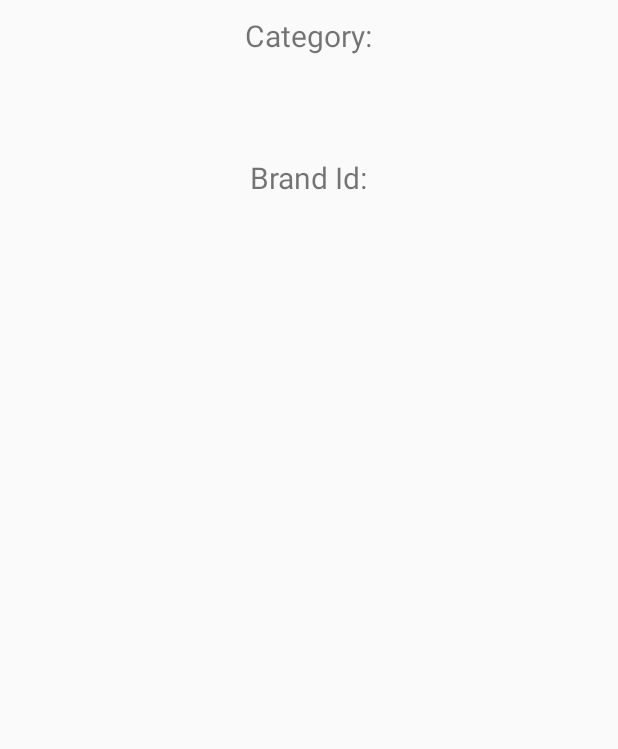
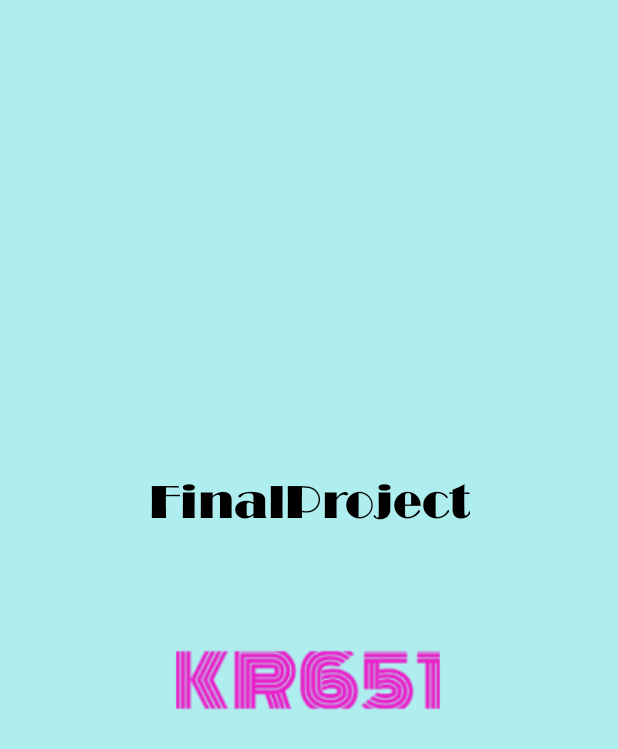
Before and after one commit to kmart42/AppFinal, an Android app: the ReceiveNotification screen opened directly, with no data from a screen before it, on a phone screen of 412 x 824 dp. Shown: the top 749 px of the screen. Run offline under Robolectric (Android 15) with nearby library versions, the phone set to English and light mode, and no system bars; our stand-ins replace Firebase (no records; nobody signed in at launch, a user with empty details on screens opened directly).

Commit message:
Rudimentary notifications

```diff
--- a/FinalProject/app/src/main/java/com/example/finalproject/MainActivity.java
+++ b/FinalProject/app/src/main/java/com/example/finalproject/MainActivity.java
@@ -18,7 +18,8 @@ import android.widget.Toast;
 import com.google.firebase.auth.FirebaseAuth;
 import com.google.firebase.auth.FirebaseUser;
 
-public class MainActivity extends AppCompatActivity {
+public class MainActivity extends AppCompatActivity
+{
 
     private FirebaseAuth mAuth;
     private FirebaseUser currentUser;
@@ -27,7 +28,8 @@ public class MainActivity extends AppCompatActivity {
 
 
     @Override
-    protected void onCreate(Bundle savedInstanceState) {
+    protected void onCreate(Bundle savedInstanceState)
+    {
 
         super.onCreate(savedInstanceState);
         setContentView(R.layout.activity_main);
--- a/FinalProject/app/src/main/java/com/example/finalproject/ReceiveNotification.java
+++ b/FinalProject/app/src/main/java/com/example/finalproject/ReceiveNotification.java
@@ -1,30 +1,79 @@
 package com.example.finalproject;
 
 import androidx.appcompat.app.AppCompatActivity;
+import androidx.core.content.ContextCompat;
 
+import android.content.Intent;
 import android.os.Bundle;
+import android.os.CountDownTimer;
+import android.view.Window;
+import android.view.WindowManager;
 import android.widget.TextView;
+import android.widget.Toast;
+
+import com.google.firebase.auth.FirebaseAuth;
+import com.google.firebase.auth.FirebaseUser;
 
 public class ReceiveNotification extends AppCompatActivity
 {
 
+    private FirebaseAuth mAuth;
+    private FirebaseUser currentUser;
+
+
+
+
     @Override
     protected void onCreate(Bundle savedInstanceState)
     {
+
         super.onCreate(savedInstanceState);
-        setContentView(R.layout.activity_receive_notification);
+        setContentView(R.layout.activity_main);
 
 
 
-        TextView categotyTv = findViewById(R.id.category);
-        TextView brandTv = findViewById(R.id.brand);
 
-        if (getIntent().hasExtra("category"))
-        {
-            String category = getIntent().getStringExtra("category");
-            String brand = getIntent().getStringExtra("brandId");
-            categotyTv.setText(category);
-            brandTv.setText(brand);
-        }
+        //COLOR SCHEMES
+        Window window = ReceiveNotification.this.getWindow();
+        window.addFlags(WindowManager.LayoutParams.FLAG_DRAWS_SYSTEM_BAR_BACKGROUNDS);
+        window.clearFlags(WindowManager.LayoutParams.FLAG_TRANSLUCENT_STATUS);
+        window.setStatusBarColor(ContextCompat.getColor(ReceiveNotification.this, R.color.HotPink));
+
+
+        mAuth = FirebaseAuth.getInstance();
+        currentUser = mAuth.getCurrentUser();
+
+    }
+
+    @Override
+    protected void onResume() {
+        super.onResume();
+        new CountDownTimer(3000, 1000) {
+
+            public void onTick(long millisUntilFinished) {
+
+            }
+
+            public void onFinish() {
+                if(currentUser==null){
+                    Toast.makeText(ReceiveNotification.this, "No user found", Toast.LENGTH_SHORT).show();
+                    startActivity(new Intent(ReceiveNotification.this,SignupLogin.class));
+                    finish();
+                }
+                else{
+                    if(currentUser.isEmailVerified()) {
+                        Toast.makeText(ReceiveNotification.this, "User already signed in", Toast.LENGTH_SHORT).show();
+                        startActivity(new Intent(ReceiveNotification.this, HomeActivity.class));
+                        finish();
+                    }
+                    else{
+                        Toast.makeText(ReceiveNotification.this, "Please verify your email and login.", Toast.LENGTH_SHORT).show();
+                        startActivity(new Intent(ReceiveNotification.this, SignupLogin.class));
+                        finish();
+                    }
+                }
+
+            }
+        }.start();
     }
 }
--- a/FinalProject/app/src/main/java/com/example/finalproject/SendNotification.java
+++ b/FinalProject/app/src/main/java/com/example/finalproject/SendNotification.java
@@ -1,6 +1,8 @@
 package com.example.finalproject;
 
 import androidx.appcompat.app.AppCompatActivity;
+
+
 
 import android.content.Intent;
 import android.os.Bundle;
```
